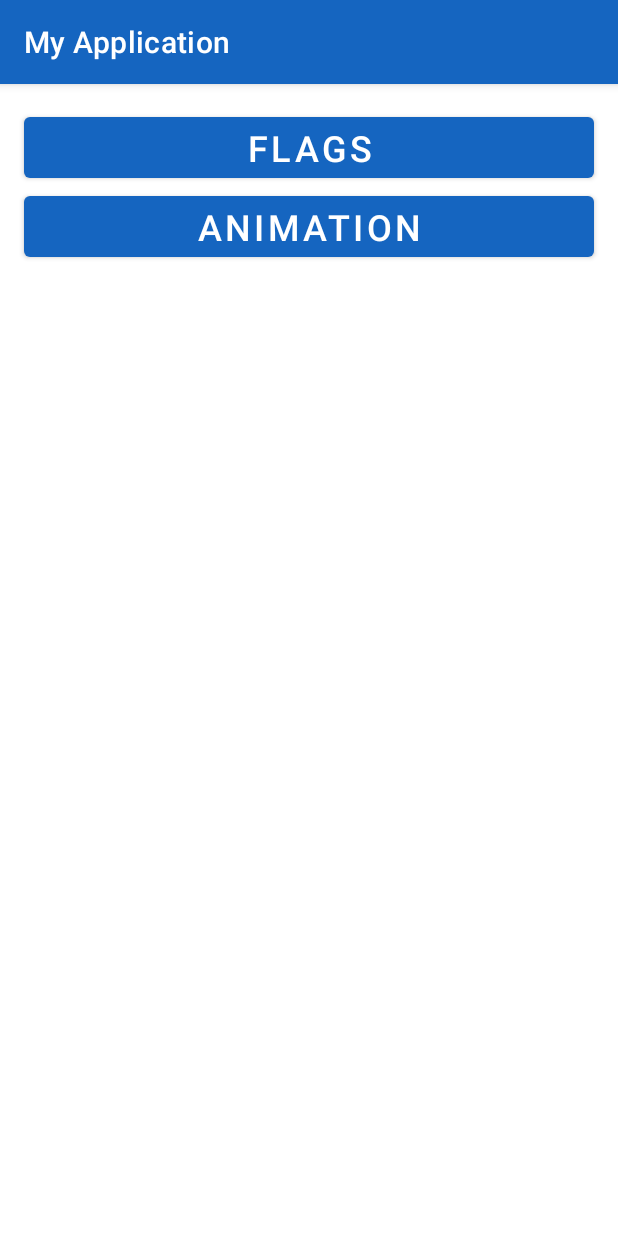
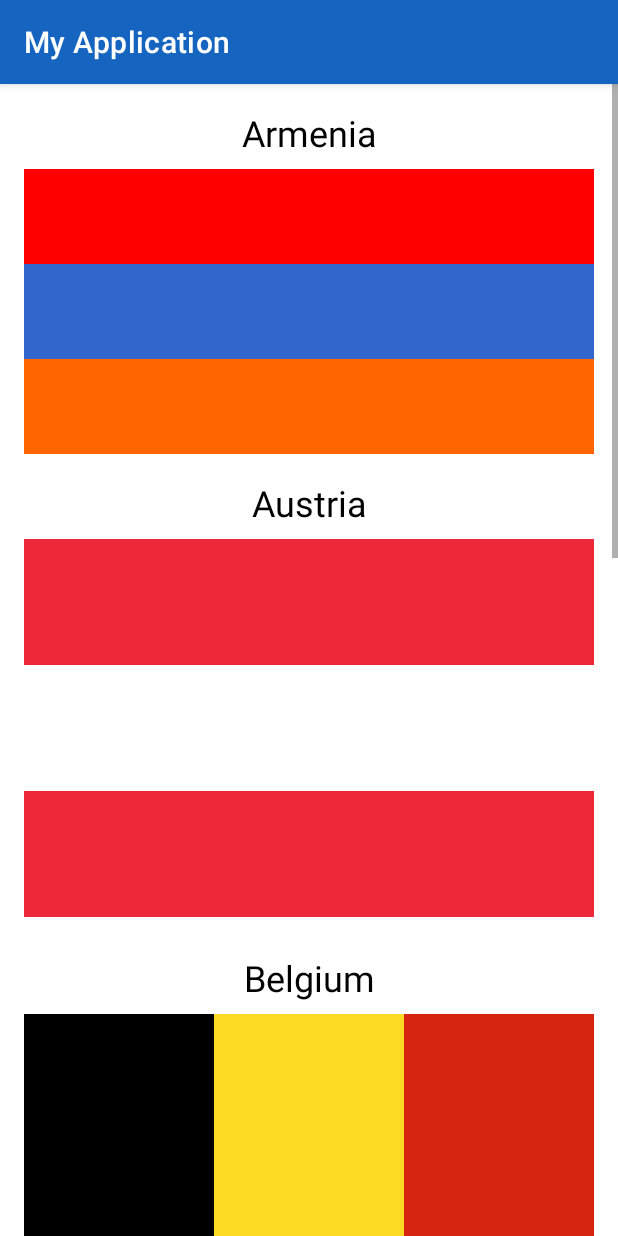
Before and after one commit to e-kleban/MyTestApplication, an Android app: the FlagsAnimationActivity screen opened directly, with no data from a screen before it, after a tap on "FLAGS", on a phone screen of 412 x 824 dp. Run offline under Robolectric (Android 15) with nearby library versions, the phone set to English and light mode, and no system bars.

Commit message:
Add Flags

```diff
--- /dev/null
+++ b/app/src/main/java/by/kleban/myapplication/FlagsActivity.kt
@@ -0,0 +1,12 @@
+package by.kleban.myapplication
+
+import android.os.Bundle
+import androidx.appcompat.app.AppCompatActivity
+
+
+class FlagsActivity: AppCompatActivity() {
+    override fun onCreate(savedInstanceState: Bundle?) {
+        super.onCreate(savedInstanceState)
+        setContentView(R.layout.activity_flags)
+    }
+}
--- /dev/null
+++ b/app/src/main/res/layout/activity_flags.xml
@@ -0,0 +1,344 @@
+<?xml version="1.0" encoding="utf-8"?>
+<ScrollView xmlns:android="http://schemas.android.com/apk/res/android"
+    xmlns:app="http://schemas.android.com/apk/res-auto"
+    xmlns:tools="http://schemas.android.com/tools"
+    android:layout_width="match_parent"
+    android:layout_height="match_parent">
+
+    <androidx.constraintlayout.widget.ConstraintLayout
+        android:layout_width="match_parent"
+        android:layout_height="wrap_content"
+        android:padding="16dp">
+
+        <TextView
+            android:id="@+id/txt_flags_armenia"
+            android:layout_width="wrap_content"
+            android:layout_height="wrap_content"
+            android:layout_marginBottom="@dimen/margin_8dp"
+            android:text="@string/txt_flags_armenia"
+            android:textColor="@android:color/black"
+            android:textSize="@dimen/text_size_24sp"
+            app:layout_constraintBottom_toTopOf="@id/img_flags_red_armenia"
+            app:layout_constraintEnd_toEndOf="parent"
+            app:layout_constraintStart_toStartOf="parent"
+            app:layout_constraintTop_toTopOf="parent" />
+
+        <ImageView
+            android:id="@+id/img_flags_red_armenia"
+            android:layout_width="match_parent"
+            android:layout_height="0dp"
+            android:src="#FF0000"
+            app:layout_constraintBottom_toTopOf="@id/img_flags_blue_armenia"
+            app:layout_constraintDimensionRatio="6:1"
+            app:layout_constraintTop_toBottomOf="@id/txt_flags_armenia" />
+
+        <ImageView
+            android:id="@+id/img_flags_blue_armenia"
+            android:layout_width="match_parent"
+            android:layout_height="0dp"
+            android:src="#3366CC"
+            app:layout_constraintBottom_toTopOf="@id/img_flags_orange_armenia"
+            app:layout_constraintDimensionRatio="6:1"
+            app:layout_constraintTop_toBottomOf="@id/img_flags_red_armenia" />
+
+        <ImageView
+            android:id="@+id/img_flags_orange_armenia"
+            android:layout_width="match_parent"
+            android:layout_height="0dp"
+            android:src="#FF6600"
+            app:layout_constraintBottom_toTopOf="@id/txt_flags_austria"
+            app:layout_constraintDimensionRatio="6:1"
+            app:layout_constraintTop_toBottomOf="@id/img_flags_blue_armenia" />
+
+        <TextView
+            android:id="@+id/txt_flags_austria"
+            android:layout_width="wrap_content"
+            android:layout_height="wrap_content"
+            android:layout_marginTop="@dimen/margin_double"
+            android:layout_marginBottom="@dimen/margin_8dp"
+            android:text="@string/txt_flags_austria"
+            android:textColor="@android:color/black"
+            android:textSize="@dimen/text_size_24sp"
+            app:layout_constraintBottom_toTopOf="@id/img_flags_red_austria"
+            app:layout_constraintEnd_toEndOf="parent"
+            app:layout_constraintStart_toStartOf="parent"
+            app:layout_constraintTop_toBottomOf="@id/img_flags_orange_armenia" />
+
+        <ImageView
+            android:id="@+id/img_flags_red_austria"
+            android:layout_width="match_parent"
+            android:layout_height="0dp"
+            android:src="#ED2939"
+            app:layout_constraintBottom_toTopOf="@id/img_flags_white_austria"
+            app:layout_constraintDimensionRatio="9:2"
+            app:layout_constraintTop_toBottomOf="@id/txt_flags_austria" />
+
+        <ImageView
+            android:id="@+id/img_flags_white_austria"
+            android:layout_width="match_parent"
+            android:layout_height="0dp"
+            android:src="#FFFFFF"
+            app:layout_constraintBottom_toTopOf="@id/img_flags_red_austria2"
+            app:layout_constraintDimensionRatio="9:2"
+            app:layout_constraintTop_toBottomOf="@id/img_flags_red_austria2"
+            tools:layout_editor_absoluteX="16dp" />
+
+        <ImageView
+            android:id="@+id/img_flags_red_austria2"
+            android:layout_width="match_parent"
+            android:layout_height="0dp"
+            android:src="#ED2939"
+            app:layout_constraintDimensionRatio="9:2"
+            app:layout_constraintTop_toBottomOf="@id/img_flags_white_austria"
+            tools:layout_editor_absoluteX="16dp" />
+
+        <TextView
+            android:id="@+id/txt_flags_belgium"
+            android:layout_width="wrap_content"
+            android:layout_height="wrap_content"
+            android:layout_marginTop="@dimen/margin_double"
+            android:text="@string/txt_flags_belgium"
+            android:textColor="@android:color/black"
+            android:textSize="@dimen/text_size_24sp"
+            app:layout_constraintBottom_toTopOf="@id/img_flags_yellow_belgium"
+            app:layout_constraintEnd_toEndOf="parent"
+            app:layout_constraintStart_toStartOf="parent"
+            app:layout_constraintTop_toBottomOf="@id/img_flags_red_austria2" />
+
+        <ImageView
+            android:id="@+id/img_flags_black_belgium"
+            android:layout_width="0dp"
+            android:layout_height="0dp"
+            android:layout_marginTop="@dimen/margin_8dp"
+            android:src="#000000"
+            app:layout_constraintDimensionRatio="5:13"
+            app:layout_constraintEnd_toStartOf="@id/img_flags_yellow_belgium"
+            app:layout_constraintStart_toStartOf="parent"
+            app:layout_constraintTop_toBottomOf="@id/txt_flags_belgium" />
+
+        <ImageView
+            android:id="@+id/img_flags_yellow_belgium"
+            android:layout_width="0dp"
+            android:layout_height="0dp"
+            android:src="#FDDA24"
+            app:layout_constraintDimensionRatio="5:13"
+            app:layout_constraintEnd_toStartOf="@id/img_flags_red_belgium"
+            app:layout_constraintStart_toEndOf="@id/img_flags_black_belgium"
+            app:layout_constraintTop_toTopOf="@id/img_flags_black_belgium" />
+
+        <ImageView
+            android:id="@+id/img_flags_red_belgium"
+            android:layout_width="0dp"
+            android:layout_height="0dp"
+            android:src="#D62612"
+            app:layout_constraintDimensionRatio="5:13"
+            app:layout_constraintEnd_toEndOf="parent"
+            app:layout_constraintStart_toEndOf="@id/img_flags_yellow_belgium"
+            app:layout_constraintTop_toTopOf="@id/img_flags_black_belgium" />
+
+        <TextView
+            android:id="@+id/txt_flags_latvia"
+            android:layout_width="wrap_content"
+            android:layout_height="wrap_content"
+            android:layout_marginTop="@dimen/margin_double"
+            android:text="@string/txt_flags_latvia"
+            android:textColor="@android:color/black"
+            android:textSize="@dimen/text_size_24sp"
+            app:layout_constraintEnd_toEndOf="parent"
+            app:layout_constraintStart_toStartOf="parent"
+            app:layout_constraintTop_toBottomOf="@id/img_flags_yellow_belgium" />
+
+        <ImageView
+            android:id="@+id/img_flags_dark_red_latvia"
+            android:layout_width="match_parent"
+            android:layout_height="0dp"
+            android:layout_marginTop="@dimen/margin_8dp"
+            android:src="#9E3039"
+            app:layout_constraintDimensionRatio="10:2"
+            app:layout_constraintTop_toBottomOf="@id/txt_flags_latvia" />
+
+        <ImageView
+            android:id="@+id/img_flags_white_latvia"
+            android:layout_width="match_parent"
+            android:layout_height="0dp"
+            android:src="#FFFFFF"
+            app:layout_constraintDimensionRatio="10:1"
+            app:layout_constraintTop_toBottomOf="@id/img_flags_dark_red_latvia" />
+
+        <ImageView
+            android:id="@+id/img_flags_dark_red_latvia2"
+            android:layout_width="match_parent"
+            android:layout_height="0dp"
+            android:src="#9E3039"
+            app:layout_constraintDimensionRatio="10:2"
+            app:layout_constraintTop_toBottomOf="@id/img_flags_white_latvia" />
+
+        <TextView
+            android:id="@+id/txt_flags_spain"
+            android:layout_width="wrap_content"
+            android:layout_height="wrap_content"
+            android:layout_marginTop="@dimen/margin_double"
+            android:text="@string/txt_flags_spain"
+            android:textColor="@android:color/black"
+            android:textSize="@dimen/text_size_24sp"
+            app:layout_constraintEnd_toEndOf="parent"
+            app:layout_constraintStart_toStartOf="parent"
+            app:layout_constraintTop_toBottomOf="@id/img_flags_dark_red_latvia2" />
+
+        <ImageView
+            android:id="@+id/img_flags_dark_red_spain"
+            android:layout_width="match_parent"
+            android:layout_height="0dp"
+            android:layout_marginTop="@dimen/margin_8dp"
+            android:src="#AA151B"
+            app:layout_constraintDimensionRatio="6:1"
+            app:layout_constraintTop_toBottomOf="@id/txt_flags_spain" />
+
+        <ImageView
+            android:id="@+id/img_flags_yellow_spain"
+            android:layout_width="match_parent"
+            android:layout_height="0dp"
+            android:src="#F1BF00"
+            app:layout_constraintDimensionRatio="6:2"
+            app:layout_constraintTop_toBottomOf="@id/img_flags_dark_red_spain" />
+
+        <ImageView
+            android:id="@+id/img_flags_dark_red_spain2"
+            android:layout_width="match_parent"
+            android:layout_height="0dp"
+            android:src="#AA151B"
+            app:layout_constraintDimensionRatio="6:1"
+            app:layout_constraintTop_toBottomOf="@id/img_flags_yellow_spain" />
+
+
+        <TextView
+            android:id="@+id/txt_flags_denmark"
+            android:layout_width="wrap_content"
+            android:layout_height="wrap_content"
+            android:layout_marginTop="@dimen/margin_double"
+            android:text="@string/txt_flags_denmark"
+            android:textColor="@android:color/black"
+            android:textSize="@dimen/text_size_24sp"
+            app:layout_constraintEnd_toEndOf="parent"
+            app:layout_constraintStart_toStartOf="parent"
+            app:layout_constraintTop_toBottomOf="@id/img_flags_dark_red_spain2" />
+
+        <ImageView
+            android:id="@+id/img_denmark_red_left_top"
+            android:layout_width="0dp"
+            android:layout_height="0dp"
+            android:src="#C60C30"
+            app:layout_constraintBottom_toTopOf="@id/img_denmark_white_left_middle"
+            app:layout_constraintDimensionRatio="12:12"
+            app:layout_constraintEnd_toStartOf="@id/img_denmark_white_top_middle"
+            app:layout_constraintHorizontal_weight="3"
+            app:layout_constraintStart_toStartOf="parent"
+            app:layout_constraintTop_toTopOf="@id/img_denmark_white_top_middle"
+            app:layout_constraintVertical_weight="3" />
+
+        <ImageView
+            android:id="@+id/img_denmark_white_left_middle"
+            android:layout_width="0dp"
+            android:layout_height="0dp"
+            android:src="#FFFFFF"
+            app:layout_constraintBottom_toTopOf="@id/img_denmark_red_left_bottom"
+            app:layout_constraintDimensionRatio="12:4"
+            app:layout_constraintEnd_toStartOf="@id/img_denmark_white_middle"
+            app:layout_constraintHorizontal_weight="3"
+            app:layout_constraintStart_toStartOf="parent"
+            app:layout_constraintTop_toBottomOf="@id/img_denmark_red_left_top"
+            app:layout_constraintVertical_weight="1" />
+
+        <ImageView
+            android:id="@+id/img_denmark_red_left_bottom"
+            android:layout_width="0dp"
+            android:layout_height="0dp"
+            android:src="#C60C30"
+            app:layout_constraintDimensionRatio="12:12"
+            app:layout_constraintEnd_toStartOf="@id/img_denmark_white_bottom_middle"
+            app:layout_constraintHorizontal_weight="3"
+            app:layout_constraintStart_toStartOf="parent"
+            app:layout_constraintTop_toBottomOf="@id/img_denmark_white_left_middle"
+            app:layout_constraintVertical_weight="3" />
+
+        <ImageView
+            android:id="@+id/img_denmark_white_top_middle"
+            android:layout_width="0dp"
+            android:layout_height="0dp"
+            android:layout_marginTop="@dimen/margin_8dp"
+            android:src="#FFFFFF"
+            app:layout_constraintBottom_toTopOf="@id/img_denmark_white_middle"
+            app:layout_constraintDimensionRatio="4:12"
+            app:layout_constraintEnd_toStartOf="@id/img_denmark_red_right_top"
+            app:layout_constraintHorizontal_weight="1"
+            app:layout_constraintStart_toEndOf="@id/img_denmark_red_left_top"
+            app:layout_constraintTop_toBottomOf="@id/txt_flags_denmark"
+            app:layout_constraintVertical_weight="3" />
+
+        <ImageView
+            android:id="@+id/img_denmark_white_middle"
+            android:layout_width="0dp"
+            android:layout_height="0dp"
+            android:src="#FFFFFF"
+            app:layout_constraintBottom_toTopOf="@id/img_denmark_white_bottom_middle"
+            app:layout_constraintDimensionRatio="4:4"
+            app:layout_constraintEnd_toStartOf="@id/img_denmark_white_right_middle"
+            app:layout_constraintHorizontal_weight="1"
+            app:layout_constraintStart_toEndOf="@id/img_denmark_white_left_middle"
+            app:layout_constraintTop_toBottomOf="@id/img_denmark_white_top_middle"
+            app:layout_constraintVertical_weight="1" />
+
+        <ImageView
+            android:id="@+id/img_denmark_white_bottom_middle"
+            android:layout_width="0dp"
+            android:layout_height="0dp"
+            android:src="#FFFFFF"
+            app:layout_constraintDimensionRatio="4:12"
+            app:layout_constraintEnd_toStartOf="@id/img_denmark_red_right_bottom"
+            app:layout_constraintHorizontal_weight="1"
+            app:layout_constraintStart_toEndOf="@id/img_denmark_red_left_bottom"
+            app:layout_constraintTop_toBottomOf="@id/img_denmark_white_middle"
+            app:layout_constraintVertical_weight="3" />
+
+        <ImageView
+            android:id="@+id/img_denmark_red_right_top"
+            android:layout_width="0dp"
+            android:layout_height="0dp"
+            android:src="#C60C30"
+            app:layout_constraintBottom_toTopOf="@id/img_denmark_white_right_middle"
+            app:layout_constraintDimensionRatio="21:12"
+            app:layout_constraintEnd_toEndOf="parent"
+            app:layout_constraintHorizontal_weight="5.25"
+            app:layout_constraintStart_toEndOf="@id/img_denmark_white_top_middle"
+            app:layout_constraintTop_toTopOf="@id/img_denmark_white_top_middle"
+            app:layout_constraintVertical_weight="3" />
+
+        <ImageView
+            android:id="@+id/img_denmark_white_right_middle"
+            android:layout_width="0dp"
+            android:layout_height="0dp"
+            android:src="#FFFFFF"
+            app:layout_constraintBottom_toTopOf="@id/img_denmark_red_right_bottom"
+            app:layout_constraintDimensionRatio="21:4"
+            app:layout_constraintEnd_toEndOf="parent"
+            app:layout_constraintHorizontal_weight="5.25"
+            app:layout_constraintStart_toEndOf="@id/img_denmark_white_middle"
+            app:layout_constraintTop_toBottomOf="@id/img_denmark_red_right_top"
+            app:layout_constraintVertical_weight="1" />
+
+        <ImageView
+            android:id="@+id/img_denmark_red_right_bottom"
+            android:layout_width="0dp"
+            android:layout_height="0dp"
+            android:src="#C60C30"
+            app:layout_constraintDimensionRatio="21:12"
+            app:layout_constraintEnd_toEndOf="parent"
+            app:layout_constraintHorizontal_weight="5.25"
+            app:layout_constraintStart_toEndOf="@id/img_denmark_white_bottom_middle"
+            app:layout_constraintTop_toBottomOf="@id/img_denmark_white_right_middle"
+            app:layout_constraintVertical_weight="3" />
+
+
+    </androidx.constraintlayout.widget.ConstraintLayout>
+
+</ScrollView>
--- a/app/src/main/res/values/strings.xml
+++ b/app/src/main/res/values/strings.xml
@@ -7,4 +7,10 @@
     <string name="hint_input_URL">Input URL</string>
     <string name="button_flags">Flags</string>
     <string name="button_animation">Animation</string>
+    <string name="txt_flags_armenia">Armenia</string>
+    <string name="txt_flags_austria">Austria</string>
+    <string name="txt_flags_belgium">Belgium</string>
+    <string name="txt_flags_latvia">Latvia</string>
+    <string name="txt_flags_spain">Spain</string>
+    <string name="txt_flags_denmark">Denmark</string>
 </resources>
```
